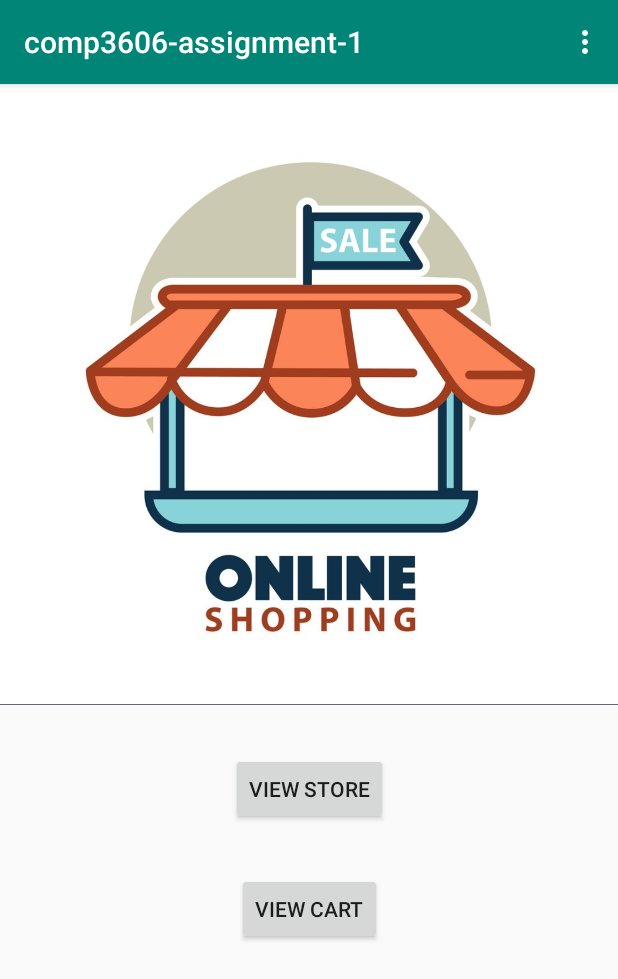
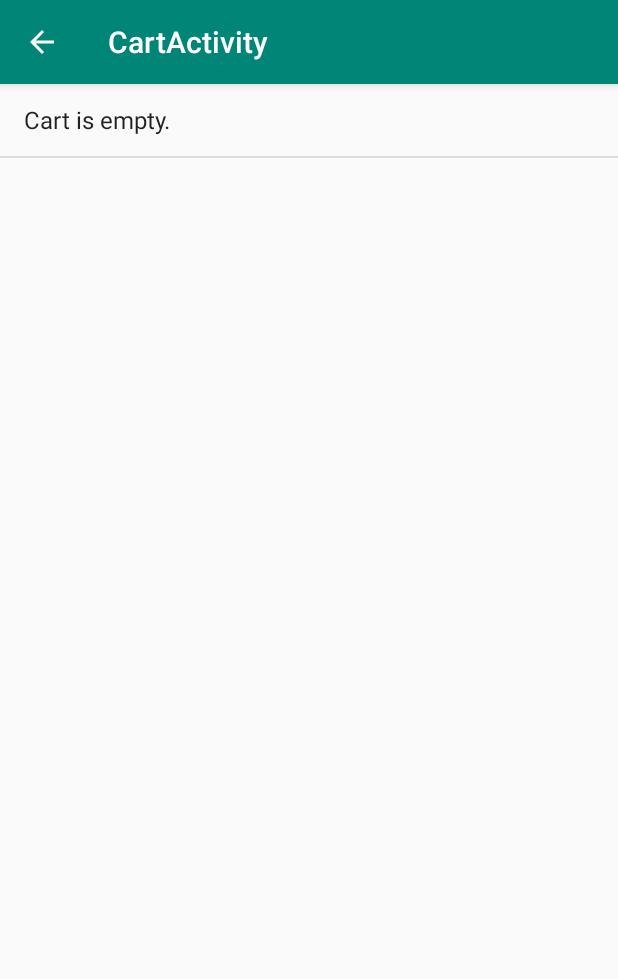
Before and after one commit to karimcambridge/comp-3606-assignment-1, an Android app: the screen it shows after launch (MainActivity before the commit, CartActivity after it), after a tap on "VIEW CART", on a phone screen of 412 x 824 dp. Shown: the top 979 px of the screen. Run offline under Robolectric (Android 15) with nearby library versions, the phone set to English and light mode, and no system bars.

Commit message:
Pulled data from SharedPreferences and displayed in cart

```diff
--- a/app/src/main/java/com/example/comp3606_assignment_1/CartActivity.java
+++ b/app/src/main/java/com/example/comp3606_assignment_1/CartActivity.java
@@ -1,15 +1,21 @@
 package com.example.comp3606_assignment_1;
 
+import android.content.SharedPreferences;
 import android.os.Bundle;
-
-import com.google.android.material.snackbar.Snackbar;
 
 import androidx.appcompat.app.AppCompatActivity;
 import androidx.appcompat.widget.Toolbar;
 
-import android.view.View;
+import android.widget.ArrayAdapter;
+import android.widget.ListView;
+
+import java.util.ArrayList;
 
 public class CartActivity extends AppCompatActivity {
+	ArrayList<String> listItems = new ArrayList<String>();
+	ArrayAdapter<String> adapter;
+	ListView cartList;
+	SharedPreferences sp;
 
 	@Override
 	protected void onCreate(Bundle savedInstanceState) {
@@ -19,6 +25,28 @@ public class CartActivity extends AppCompatActivity {
 		setSupportActionBar(toolbar);
 
 		getSupportActionBar().setDisplayHomeAsUpEnabled(true);
+
+		//
+		String[] itemList = getResources().getStringArray(R.array.items_available);
+
+		cartList = (ListView) findViewById(R.id.cart_list);
+		sp = getApplicationContext().getSharedPreferences("cartData", MODE_PRIVATE);
+
+		for(int i = 0; i < itemList.length; ++i) {
+			if(sp.getInt("itemCart", -1) == i) {
+				listItems.add(itemList[i]);
+			}
+		}
+
+		if(listItems.size() == 0) {
+			listItems.add("Cart is empty.");
+		}
+
+		adapter = new ArrayAdapter<String>(this,
+				android.R.layout.simple_list_item_1,
+				listItems);
+
+		cartList.setAdapter(adapter); // adapter.add();
 	}
 
 }
--- a/app/src/main/java/com/example/comp3606_assignment_1/MainActivity.java
+++ b/app/src/main/java/com/example/comp3606_assignment_1/MainActivity.java
@@ -50,6 +50,7 @@ public class MainActivity extends AppCompatActivity {
 	}
 
 	public void viewCart(View cartView) {
-
+		Intent i = new Intent(MainActivity.this, CartActivity.class);
+		startActivity(i);
 	}
 }
--- a/app/src/main/res/layout/activity_cart.xml
+++ b/app/src/main/res/layout/activity_cart.xml
@@ -1,10 +1,13 @@
 <?xml version="1.0" encoding="utf-8"?>
-<androidx.coordinatorlayout.widget.CoordinatorLayout xmlns:android="http://schemas.android.com/apk/res/android"
+<LinearLayout
+    xmlns:android="http://schemas.android.com/apk/res/android"
     xmlns:app="http://schemas.android.com/apk/res-auto"
     xmlns:tools="http://schemas.android.com/tools"
     android:layout_width="match_parent"
     android:layout_height="match_parent"
-    tools:context=".CartActivity">
+    tools:context=".CartActivity"
+    android:orientation="vertical"
+    tools:showIn="@layout/activity_cart">
 
     <com.google.android.material.appbar.AppBarLayout
         android:layout_width="match_parent"
@@ -22,4 +25,4 @@
 
     <include layout="@layout/content_cart" />
 
-</androidx.coordinatorlayout.widget.CoordinatorLayout>
+</LinearLayout>
--- a/app/src/main/res/layout/content_cart.xml
+++ b/app/src/main/res/layout/content_cart.xml
@@ -8,4 +8,9 @@
     tools:context=".CartActivity"
     tools:showIn="@layout/activity_cart">
 
+    <ListView
+        android:id="@+id/cart_list"
+        android:layout_width="match_parent"
+        android:layout_height="match_parent" />
+
 </androidx.constraintlayout.widget.ConstraintLayout>
```
Also changed, not shown: app/src/main/java/com/example/comp3606_assignment_1/ItemDetailsActivity.java (+12 -1 lines), app/src/main/res/layout/activity_items.xml (+0 -43 lines).
